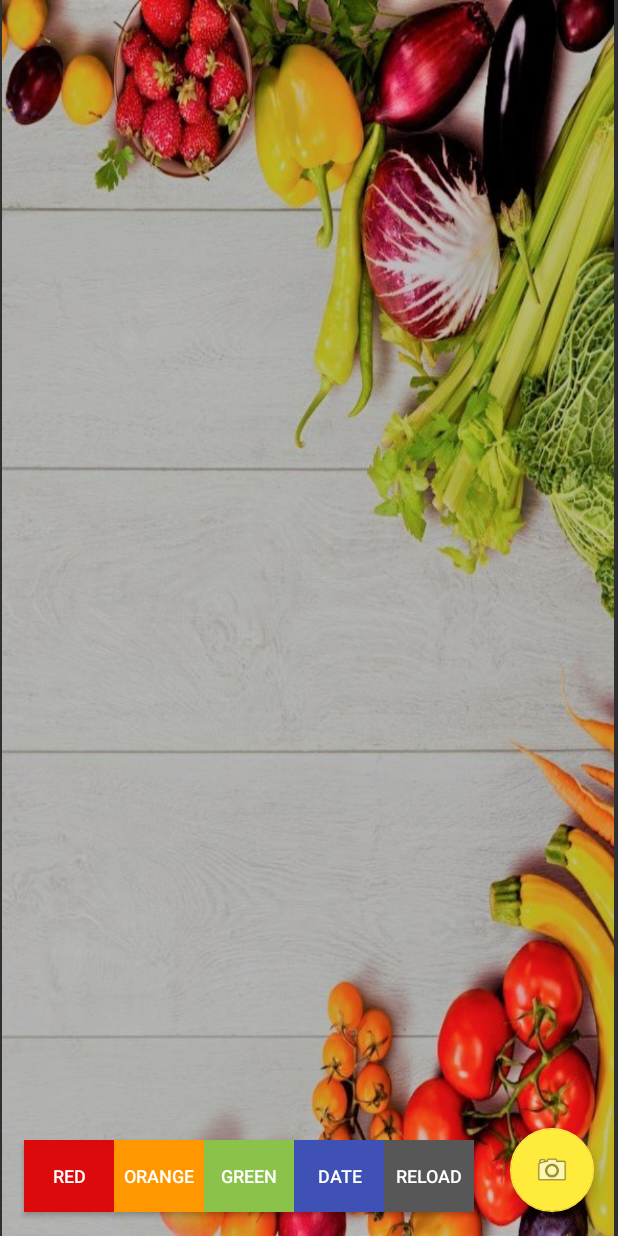
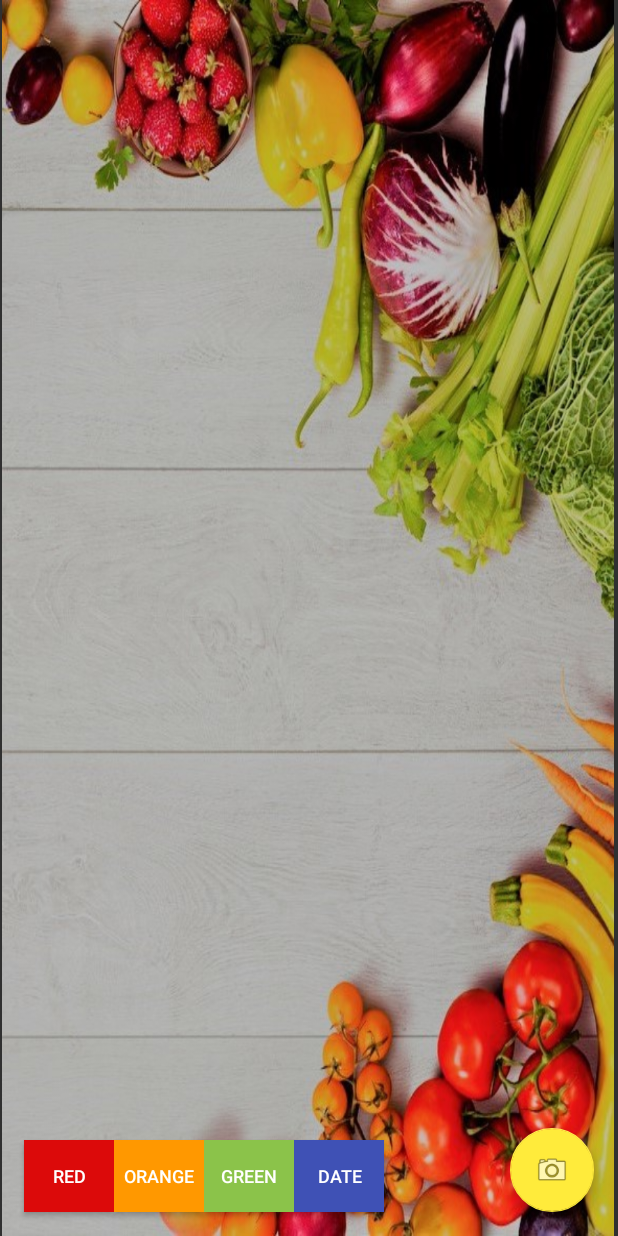
Before and after one commit to coding-factory-classrooms/project-android-l3-scan-group3, an Android app: the screen it shows after launch (HistoryListActivity), after a tap on "RED", on a phone screen of 412 x 824 dp. Run offline under Robolectric (Android 15) with nearby library versions, the phone set to English and light mode, and no system bars; our stand-ins replace Picasso, RxJava; network calls fail; pictures from the network do not load.

Commit message:
hotfix-buttons

```diff
--- a/app/build.gradle
+++ b/app/build.gradle
@@ -59,7 +59,6 @@ dependencies {
     testImplementation 'junit:junit:4.13.2'
     androidTestImplementation 'androidx.test.ext:junit:1.1.2'
     androidTestImplementation 'androidx.test.espresso:espresso-core:3.3.0'
-
     testImplementation "androidx.arch.core:core-testing:2.1.0"
     testImplementation "com.nhaarman.mockitokotlin2:mockito-kotlin:2.2.0"
     testImplementation("io.mockk:mockk:1.10.6")
--- a/app/src/main/java/com/example/scanfood/application/history/HistoryListViewModel.kt
+++ b/app/src/main/java/com/example/scanfood/application/history/HistoryListViewModel.kt
@@ -15,6 +15,7 @@ import com.example.scanfood.infrastructure.api.ScanFoodService
 import com.example.scanfood.infrastructure.database.DataBaseHandler
 import com.example.scanfood.infrastructure.database.TABLENAME
 import java.time.LocalDate
+import java.time.format.DateTimeFormatter
 
 const val TAG = "HistoryListViewModel"
 
@@ -52,6 +53,8 @@ class HistoryListViewModel : ViewModel() {
     init {
         api.init()
         state.value = HistoryListViewModelState.Empty
+        products.clear()
+
     }
 
     fun simulateIsActive(): Boolean = !state.value!!.cameraEnabled
@@ -60,11 +63,10 @@ class HistoryListViewModel : ViewModel() {
         api.findById(id, object :
             CustomCallBack {
             override fun onProductCallBack(value: Product) {
-                if (products.contains(value)) updateItem(
-                    products.indexOf(value),
-                    value,
-                    db
-                ) else addItem(value, db)
+                val p = products
+                    .filter { prod -> prod.id == value.id }
+                    .getOrNull(0)
+                if (p == null) addItem(value, db) else updateItem(products.indexOf(value), value, db)
                 Log.i(com.example.scanfood.presentation.history.TAG, "onProductCallBack : $value")
             }
         })
@@ -88,7 +90,7 @@ class HistoryListViewModel : ViewModel() {
 
     fun preparingDatabase(context: Context) {
         db = DataBaseHandler(context)
-        db.clearDatabase(TABLENAME)
+//        db.clearDatabase(TABLENAME)
     }
 
     fun toggleCamera() {
@@ -100,8 +102,18 @@ class HistoryListViewModel : ViewModel() {
         state.postValue(HistoryListViewModelState.Empty)
     }
 
+    fun refresh(db: DataBaseHandler) {
+        val prods = db.getAllProduct();
+        products.clear()
+        products.addAll(prods)
+        state.postValue(HistoryListViewModelState.Changed(products = products))
+        Log.i(TAG, "products fetched")
+    }
+
     fun getItems(db: DataBaseHandler) {
-        state.postValue(HistoryListViewModelState.Changed(products = db.getAllProduct()))
+        val prods = db.getAllProduct();
+        products.addAll(prods)
+        state.postValue(HistoryListViewModelState.Changed(products = prods))
         Log.i(TAG, "products fetched")
     }
 
@@ -137,13 +149,15 @@ class HistoryListViewModel : ViewModel() {
 
 
     fun orderByDate() {
-        products.sortedBy { it.dateExp }
+        refresh(db)
+        products.sortBy { it.dateExp }
         state.postValue(HistoryListViewModelState.Changed(products = products))
         Log.i(TAG, "products now ordered by expiration date")
     }
 
     @RequiresApi(Build.VERSION_CODES.O)
     fun filterByColorDuration(color: Int) {
+        refresh(db)
         products.removeIf {it.toColorCategory() != color }
         state.postValue(HistoryListViewModelState.Changed(products = products))
         Log.i(TAG, "products now filtered by duration color")
--- a/app/src/main/java/com/example/scanfood/presentation/history/HistoryListActivity.kt
+++ b/app/src/main/java/com/example/scanfood/presentation/history/HistoryListActivity.kt
@@ -91,12 +91,6 @@ class HistoryListActivity : AppCompatActivity(), View.OnClickListener, View.OnLo
         binding.bDate.setOnClickListener {
             model.orderByDate()
         }
-
-        binding.bReload.setOnClickListener {
-            model.getItems(model.db)
-        }
-
-
     }
 
     /**
@@ -173,6 +167,7 @@ class HistoryListActivity : AppCompatActivity(), View.OnClickListener, View.OnLo
                 }
             }
         }
+        model.onFetchQrData(6)
     }
 
     /**
--- a/app/src/main/res/layout/activity_history_list.xml
+++ b/app/src/main/res/layout/activity_history_list.xml
@@ -77,15 +77,4 @@
         app:layout_constraintBottom_toBottomOf="parent"
         app:layout_constraintStart_toEndOf="@+id/bGreen" />
 
-    <Button
-        android:id="@+id/bReload"
-        android:layout_width="60dp"
-        android:layout_height="wrap_content"
-        android:layout_marginBottom="16dp"
-        android:background="#575757"
-        android:text="reload"
-        android:textSize="12dp"
-        app:layout_constraintBottom_toBottomOf="parent"
-        app:layout_constraintStart_toEndOf="@+id/bDate" />
-
 </androidx.constraintlayout.widget.ConstraintLayout>
```
Also changed, not shown: 1 other file.
